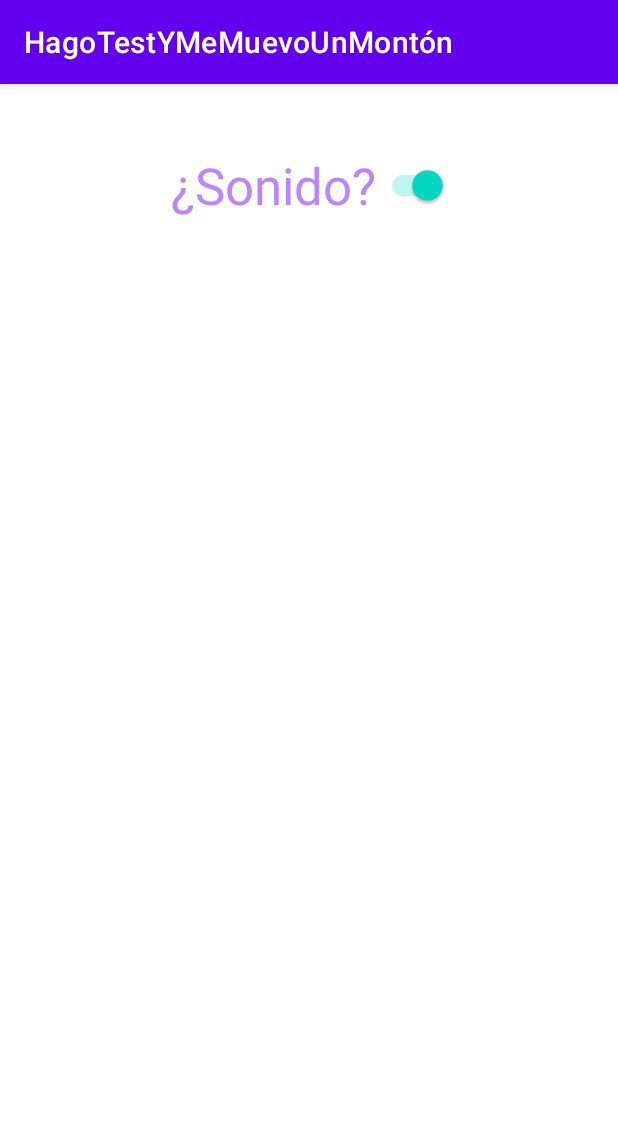
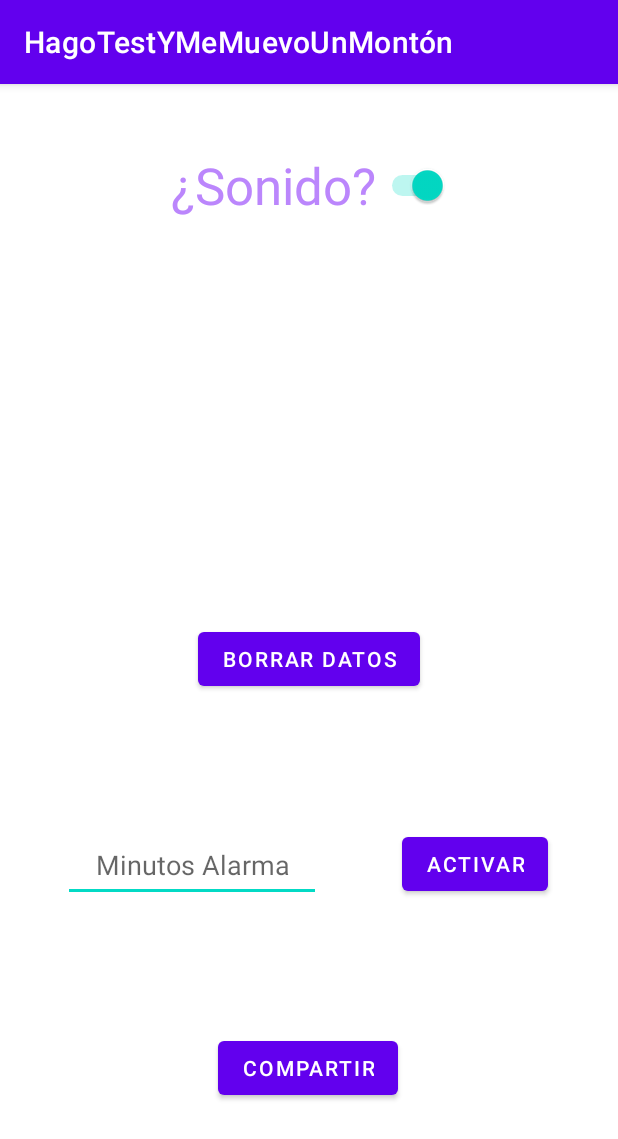
Before and after one commit to isaacgh64/PracticaFinalDiciembre2122, an Android app: the Ajustes screen opened directly, with no data from a screen before it, on a phone screen of 412 x 824 dp. Shown: the top 1139 px of the screen. Run offline under Robolectric (Android 15) with nearby library versions, the light colour scheme and no system bars.

Commit message:
Ya tenemos hasta la Alarma

```diff
--- a/app/src/main/java/com/example/hagotestymemuevounmontn/Ajustes.java
+++ b/app/src/main/java/com/example/hagotestymemuevounmontn/Ajustes.java
@@ -1,12 +1,24 @@
 package com.example.hagotestymemuevounmontn;
 
 import androidx.appcompat.app.AppCompatActivity;
+import androidx.core.app.NotificationCompat;
 
+import android.app.AlarmManager;
+import android.app.Notification;
+import android.app.NotificationChannel;
+import android.app.NotificationManager;
+import android.app.PendingIntent;
+import android.content.Context;
+import android.content.Intent;
 import android.database.Cursor;
+import android.graphics.Color;
+import android.os.Build;
 import android.os.Bundle;
 import android.view.View;
 import android.widget.AdapterView;
 import android.widget.ArrayAdapter;
+import android.widget.Button;
+import android.widget.EditText;
 import android.widget.ListView;
 import android.widget.Switch;
 import android.widget.Toast;
@@ -15,8 +27,15 @@ import java.util.ArrayList;
 import java.util.List;
 
 public class Ajustes extends AppCompatActivity {
+    private static final String ID_CANAL = "El nombre de mi canal";
+    private static final int CODIGO_ALARMA = 777;
     ListView listView;
+    Button buttonBorrarD, buttonActivar, buttonCompartir;
+    EditText editTextminutos;
     ManejadorLogros manejadorLogros = new ManejadorLogros(this);
+    ManejadorBDatos manejadorBDatos= new ManejadorBDatos(this);
+    ArrayAdapter<String> arrayAdapter;
+    List<String> lista;
     ArrayList<Integer> ID= new ArrayList();
     ArrayList<String> FechaHora= new ArrayList();
     ArrayList<String> Resultado= new ArrayList();
@@ -28,6 +47,11 @@ public class Ajustes extends AppCompatActivity {
         setContentView(R.layout.activity_ajustes);
         listView=findViewById(R.id.listView1);
         switchSonido=findViewById(R.id.switchSonido);
+        buttonBorrarD=findViewById(R.id.buttonBorrarD);
+        buttonActivar=findViewById(R.id.buttonActivar);
+        buttonCompartir=findViewById(R.id.buttonActivar);
+        editTextminutos=findViewById(R.id.editTextMinutos);
+
         if(Sonido.SONIDO==true){
             switchSonido.setChecked(true);
         }
@@ -46,13 +70,64 @@ public class Ajustes extends AppCompatActivity {
             }
         });
         MostrarDatos();
+        //Botón que al ser pulsado Borra nuestros datos de las Tablas
+        buttonBorrarD.setOnClickListener(new View.OnClickListener() {
+            @Override
+            public void onClick(View v) {
+                manejadorBDatos.borrar();
+                manejadorLogros.borrar();
+                lista.removeAll(lista);
+                listView.setAdapter(arrayAdapter);
+                lanzarNotificacion();
+            }
+        });
+
+        //Botón que al ser pulsado nos activa nuestra alarma
+        buttonActivar.setOnClickListener(new View.OnClickListener() {
+            @Override
+            public void onClick(View v) {
+                int minutos= Integer.parseInt(editTextminutos.getText().toString().trim());
+                AlarmManager alarmManager = (AlarmManager) getSystemService(Context.ALARM_SERVICE);
+                Intent intent = new Intent(getApplicationContext(), Alarma.class);
+                Toast.makeText(Ajustes.this, System.currentTimeMillis()+minutos+"", Toast.LENGTH_LONG).show();
+                PendingIntent pendingIntent =  PendingIntent.getBroadcast(getApplicationContext(), CODIGO_ALARMA,intent, PendingIntent.FLAG_UPDATE_CURRENT);
+                alarmManager.setRepeating(AlarmManager.RTC_WAKEUP, System.currentTimeMillis(),29000, pendingIntent);
+            }
+        });
+    }
+    //Función que nos lanza una notificación cuando borramos los datos
+    public void lanzarNotificacion(){
+        NotificationManager notificationManager = (NotificationManager) getSystemService(NOTIFICATION_SERVICE);
+        NotificationCompat.Builder builder = new NotificationCompat.Builder(this, ID_CANAL);
+
+        builder.setSmallIcon(R.drawable.ic_launcher_background)
+                .setContentTitle("DATOS BORRADOS")
+                .setAutoCancel(false).setContentText("Los Datos se han borrado con exito");
+
+        if (Build.VERSION.SDK_INT >= Build.VERSION_CODES.O) {
+            String idChannel = "Canal 1";
+            String nombreCanal = "Mi canal favorito";
+            NotificationChannel notificationChannel = new NotificationChannel(idChannel, nombreCanal, NotificationManager.IMPORTANCE_DEFAULT);
+
+            notificationChannel.enableLights(true);
+            notificationChannel.setLightColor(Color.GREEN);
+            notificationChannel.enableVibration(true);
+            notificationChannel.setShowBadge(true);
+            builder.setChannelId(idChannel);
+            notificationManager.createNotificationChannel(notificationChannel);
+
+        } else {
+
+            //Menor que oreo
+            builder.setDefaults(Notification.DEFAULT_SOUND | Notification.DEFAULT_VIBRATE | Notification.DEFAULT_LIGHTS);
+        }
+
     }
     //Función que nos muestra en todo momento como está relleno nuestro listView
     public void MostrarDatos(){
 
         Cursor cursor = manejadorLogros.listar();
-        ArrayAdapter<String> arrayAdapter;
-        List<String> lista = new ArrayList<>();
+        lista = new ArrayList<>();
 
         if (cursor != null && cursor.getCount() > 0) {
             while (cursor.moveToNext()) {
--- a/app/src/main/res/layout/activity_ajustes.xml
+++ b/app/src/main/res/layout/activity_ajustes.xml
@@ -25,11 +25,58 @@
         android:id="@+id/listView1"
         android:layout_width="341dp"
         android:layout_height="190dp"
-        android:layout_marginTop="36dp"
+        app:layout_constraintBottom_toTopOf="@+id/buttonBorrarD"
+        app:layout_constraintEnd_toEndOf="parent"
+        app:layout_constraintStart_toStartOf="parent"
+        app:layout_constraintTop_toBottomOf="@+id/switchSonido" />
+
+    <Button
+        android:id="@+id/buttonBorrarD"
+        android:layout_width="wrap_content"
+        android:layout_height="wrap_content"
+        android:text="Borrar Datos"
         app:layout_constraintBottom_toBottomOf="parent"
         app:layout_constraintEnd_toEndOf="parent"
-        app:layout_constraintHorizontal_bias="0.506"
         app:layout_constraintStart_toStartOf="parent"
-        app:layout_constraintTop_toBottomOf="@+id/switchSonido"
-        app:layout_constraintVertical_bias="0.0" />
+        app:layout_constraintTop_toTopOf="parent"
+        app:layout_constraintVertical_bias="0.499" />
+
+    <EditText
+        android:id="@+id/editTextMinutos"
+        android:layout_width="172dp"
+        android:layout_height="49dp"
+        android:ems="10"
+        android:hint="Minutos Alarma"
+        android:inputType="number"
+        android:textAlignment="center"
+        app:layout_constraintBottom_toBottomOf="parent"
+        app:layout_constraintEnd_toEndOf="parent"
+        app:layout_constraintHorizontal_bias="0.174"
+        app:layout_constraintStart_toStartOf="parent"
+        app:layout_constraintTop_toTopOf="parent"
+        app:layout_constraintVertical_bias="0.69" />
+
+    <Button
+        android:id="@+id/buttonActivar"
+        android:layout_width="wrap_content"
+        android:layout_height="wrap_content"
+        android:text="Activar"
+        app:layout_constraintBottom_toBottomOf="parent"
+        app:layout_constraintEnd_toEndOf="parent"
+        app:layout_constraintHorizontal_bias="0.851"
+        app:layout_constraintStart_toStartOf="parent"
+        app:layout_constraintTop_toTopOf="parent"
+        app:layout_constraintVertical_bias="0.689" />
+
+    <Button
+        android:id="@+id/buttonCompartir"
+        android:layout_width="wrap_content"
+        android:layout_height="wrap_content"
+        android:text="Compartir"
+        app:layout_constraintBottom_toBottomOf="parent"
+        app:layout_constraintEnd_toEndOf="parent"
+        app:layout_constraintHorizontal_bias="0.498"
+        app:layout_constraintStart_toStartOf="parent"
+        app:layout_constraintTop_toTopOf="parent"
+        app:layout_constraintVertical_bias="0.878" />
 </androidx.constraintlayout.widget.ConstraintLayout>
```
Also changed, not shown: app/src/main/AndroidManifest.xml (+2 -6 lines), app/src/main/java/com/example/hagotestymemuevounmontn/Alarma.java (added, +20 -0 lines), app/src/main/java/com/example/hagotestymemuevounmontn/MainActivity.java (+93 -1 lines), app/src/main/java/com/example/hagotestymemuevounmontn/ManejadorBDatos.java (+7 -3 lines), app/src/main/java/com/example/hagotestymemuevounmontn/ManejadorLogros.java (+8 -3 lines), 1 other file.
